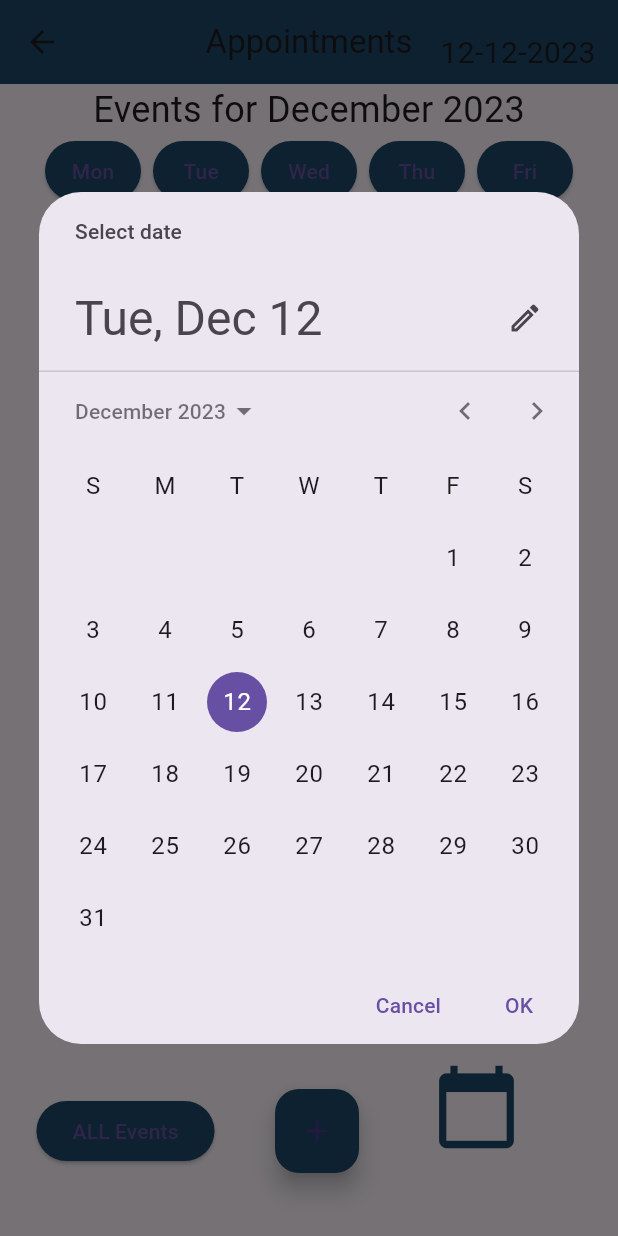
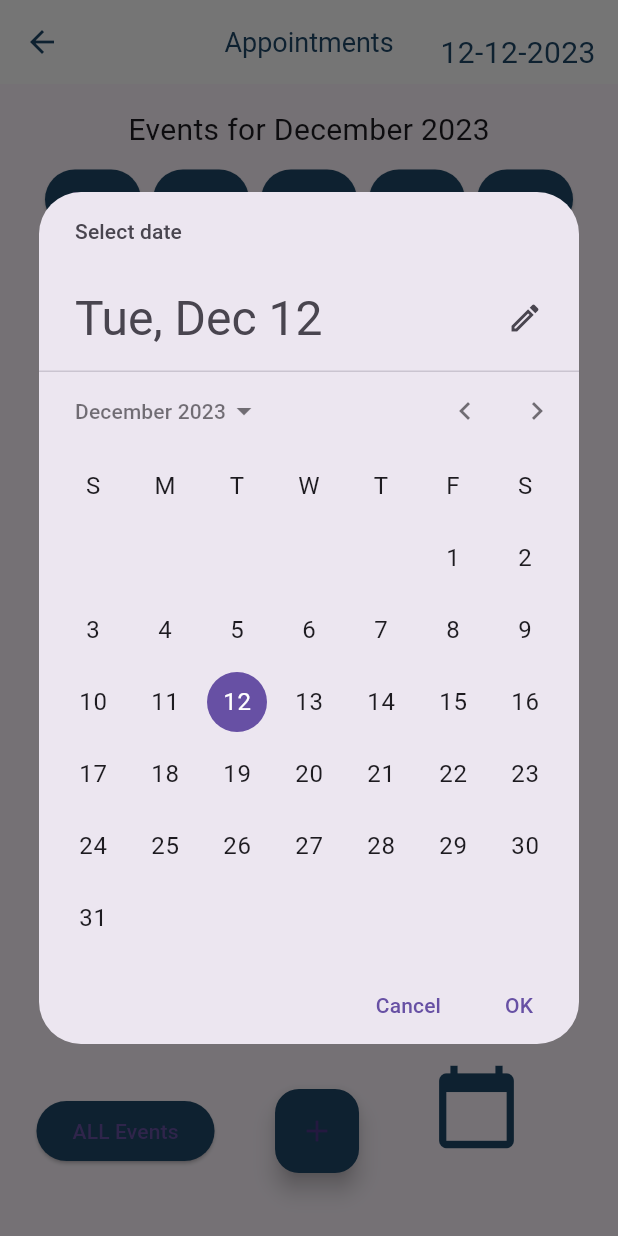
Before and after one commit to frankynava22/easypeasypal, a Flutter app: the AppointmentsPage screen opened directly, after a tap on the "calendar today" icon, on a phone screen of 412 x 824 dp. Run offline on Flutter 3.47's test engine with Material 3 defaults, Android fonts, the phone set to English and light mode, and no system bars; our stand-ins replace animated_text_kit, cloud_firestore, firebase_auth, firebase_core, firebase_messaging, flutter_local_notifications and 2 more; accounts and stored records are empty.

Commit message:
Updated appointments visuals

```diff
--- a/lib/screens/appointments.dart
+++ b/lib/screens/appointments.dart
@@ -1,7 +1,8 @@
 import 'package:firebase_auth/firebase_auth.dart';
 import 'package:flutter/material.dart';
 import 'package:intl/intl.dart';
-import 'package:cloud_firestore/cloud_firestore.dart'; // Import Firestore
+import 'package:cloud_firestore/cloud_firestore.dart';
+import 'package:animations/animations.dart'; // Import the animations package
 
 void main() => runApp(MyApp());
 
@@ -25,53 +26,56 @@ class _AppointmentsPageState extends State<AppointmentsPage> {
   TextEditingController _eventTitleController = TextEditingController();
   bool _isWeekView = true;
   DateTime _selectedDate = DateTime.now();
-    final _firestore = FirebaseFirestore.instance; // Initialize Firestore
+  final _firestore = FirebaseFirestore.instance;
   final _auth = FirebaseAuth.instance;
   List<Map<String, dynamic>> _events = [];
   List<Map<String, dynamic>> _allEvents = [];
   List<Map<String, dynamic>> _filteredEvents = [];
-
+  double _opacity = 0.0;
 
   @override
   void initState() {
     super.initState();
     _loadUserEvents();
+    _animateIn();
   }
 
-// x=x=x=x=x=x=x=x=x=x=x=x=x=x=x=x=x=x=x=x=x=x=x=x=x=x=x=x=x=x=x=x=x=x=x=x=x=x=x=x=x=x=x=x=x=x=x=x=x=x=x=x=x=x=x=x=x=x=x=x=>>
-// x=x=x=x=x=x=x=x=x=x=x=x=x=x=x=x=x=x=x=x=x=x=   W I D G E T S   =x=x=x=x=x=x=x=x=x=x=x=x=x=x=x=x=x=x=x=x=x=x=x=x=x=x=x=x=>>
-// x=x=x=x=x=x=x=x=x=x=x=x=x=x=x=x=x=x=x=x=x=x=x=x=x=x=x=x=x=x=x=x=x=x=x=x=x=x=x=x=x=x=x=x=x=x=x=x=x=x=x=x=x=x=x=x=x=x=x=x=>>
+  void _animateIn() {
+    Future.delayed(Duration(milliseconds: 100), () {
+      setState(() {
+        _opacity = 1.0;
+      });
+    });
+  }
 
   @override
   Widget build(BuildContext context) {
     return Scaffold(
       appBar: AppBar(
-          title: Text('Appointments'),
+        title: Text(
+          'Appointments',
+          style: TextStyle(color: const Color.fromARGB(255, 30, 71, 104), fontSize: 18),
+        ),
         centerTitle: true,
-          backgroundColor: const Color.fromARGB(255, 30, 71, 104), // Center the title in the middle of the AppBar
+        backgroundColor: Colors.white,
+        iconTheme: IconThemeData(color: const Color.fromARGB(255, 30, 71, 104)),
         actions: [
           Padding(
-              padding: const EdgeInsets.only(top: 15, right: 15), // Add padding on top
+            padding: const EdgeInsets.only(top: 15, right: 15),
             child: Text(
-                DateFormat('MM-dd-yyyy').format(_selectedDate),
-                style: TextStyle(
-                  fontSize: 20.0, // Set the font size to a larger value
-                ),
+              DateFormat('dd-MM-yyyy').format(_selectedDate),
+              style: TextStyle(fontSize: 20.0, color: const Color.fromARGB(255, 30, 71, 104)),
             ),
           ),
         ],
-        )
-        ,
-
-        body:  _loadUserEventsWidget(),
-
+      ),
+      body: _loadUserEventsWidget(),
       floatingActionButton: Column(
         mainAxisAlignment: MainAxisAlignment.end,
         children: [
           Row(
             mainAxisAlignment: MainAxisAlignment.spaceEvenly,
             children: [
-
               ElevatedButton(
                 onPressed: () {
                   setState(() {
@@ -79,26 +83,32 @@ class _AppointmentsPageState extends State<AppointmentsPage> {
                   });
                   _loadUserEvents(); // Reload events when switching to the Events view
                 },
-                  child: Text('ALL Events',),
+                child: Text('ALL Events'),
                 style: ButtonStyle(
-                    backgroundColor: MaterialStateProperty.all(const Color.fromARGB(255, 30, 71, 104)), // Set the background color of the button to blue
+                  backgroundColor: MaterialStateProperty.all(const Color.fromARGB(255, 30, 71, 104)),
+                  shape: MaterialStateProperty.all<RoundedRectangleBorder>(
+                    RoundedRectangleBorder(
+                      borderRadius: BorderRadius.circular(20.0),
+                    ),
+                  ),
                 ),
               ),
               FloatingActionButton(
-                  onPressed: () async{
+                onPressed: () async {
                   _showEventSetupDialog(context);
                 },
                 child: Icon(Icons.add),
                 backgroundColor: const Color.fromARGB(255, 30, 71, 104),
-
               ),
               Padding(
-                  padding: EdgeInsets.only(bottom: 32.0), // Add padding under the calendar button
+                padding: EdgeInsets.only(bottom: 32.0),
                 child: IconButton(
-                      icon: Icon( Icons.calendar_today,
-                                  color: const Color.fromARGB(255, 30, 71, 104), size: 60.0,
-                      ),// Set the icon color
-                      onPressed: () => _selectDate(context), // Open DatePicker dialog
+                  icon: Icon(
+                    Icons.calendar_today,
+                    color: const Color.fromARGB(255, 30, 71, 104),
+                    size: 60.0,
+                  ),
+                  onPressed: () => _selectDate(context),
                   tooltip: 'Select Date',
                 ),
               ),
@@ -109,19 +119,28 @@ class _AppointmentsPageState extends State<AppointmentsPage> {
     );
   }
 
-// x=x=x=x=x=x=x=x=x=x=x=x=x=x=x=x=x=x=x=x=x=x=x=x=x=x=x=x=x=x=x=x=x=x=x=x=x=x=x=x=x=x=x=x=x=x=x=x=x=x=x=x=x=x=x=x=x=x=x=x=>>
-
   Widget _loadUserEventsWidget() {
-    return Column(
+    return AnimatedOpacity(
+      opacity: _opacity,
+      duration: Duration(milliseconds: 500),
+      curve: Curves.easeInOut,
+      child: Column(
         children: [
-        Text('Events for ${DateFormat('MMMM yyyy').format(_selectedDate)}',
-              style: TextStyle(fontSize: 24.0,), // Set the font size to a larger value
+          Padding(
+            padding: EdgeInsets.only(top: 16.0, bottom: 8.0),
+            child: Text(
+              'Events for ${DateFormat('MMMM yyyy').format(_selectedDate)}',
+              style: TextStyle(
+                fontSize: 20.0,
               ),
-        Wrap(
+            ),
+          ),
+          Padding(
+            padding: EdgeInsets.only(bottom: 8.0),
+            child: Wrap(
               alignment: WrapAlignment.center,
               spacing: 8.0,
               children: [
-            // Create buttons to filter events by day of the week
                 _buildDayFilterButton('Mon', DateTime.monday),
                 _buildDayFilterButton('Tue', DateTime.tuesday),
                 _buildDayFilterButton('Wed', DateTime.wednesday),
@@ -131,14 +150,18 @@ class _AppointmentsPageState extends State<AppointmentsPage> {
                 _buildDayFilterButton('Sun', DateTime.sunday),
               ],
             ),
+          ),
           Expanded(
+            child: Padding(
+              padding: EdgeInsets.only(top: 8.0),
               child: _events.isNotEmpty
                   ? ListView.builder(
                       itemCount: _events.length,
                       itemBuilder: (context, index) {
                         final event = _events[index];
                         final eventTitle = event['title'] ?? '';
-  final eventDate = DateFormat('MM-dd-yyyy').format(event['date'].toDate());
+                        final eventDate =
+                            DateFormat('MM-dd-yyyy').format(event['date'].toDate());
 
                         return Dismissible(
                           key: Key(eventTitle),
@@ -168,6 +191,10 @@ class _AppointmentsPageState extends State<AppointmentsPage> {
                             ),
                           ),
                           child: Card(
+                            color: Color.fromARGB(255, 234, 242, 250),
+                            shape: RoundedRectangleBorder(
+                              borderRadius: BorderRadius.circular(20.0),
+                            ),
                             child: ListTile(
                               title: Text(eventTitle),
                               subtitle: Text(eventDate),
@@ -176,14 +203,16 @@ class _AppointmentsPageState extends State<AppointmentsPage> {
                                 children: [
                                   IconButton(
                                     icon: Icon(Icons.edit),
+                                    color: const Color.fromARGB(255, 30, 71, 104),
                                     onPressed: () {
-                _editEvent(event); // Call a function to edit the event
+                                      _editEvent(event);
                                     },
                                   ),
                                   IconButton(
                                     icon: Icon(Icons.delete),
+                                    color: const Color.fromARGB(255, 30, 71, 104),
                                     onPressed: () {
-                _deleteEvent(eventTitle); // Call a function to delete the event
+                                      _deleteEvent(eventTitle);
                                     },
                                   ),
                                 ],
@@ -192,24 +221,22 @@ class _AppointmentsPageState extends State<AppointmentsPage> {
                           ),
                         );
                       },
-
                     )
-
                   : Center(
                       child: Text(
-                    'No events found',  // Display message when no events found
+                        'No events found',
                         style: TextStyle(
-                      color: const Color.fromARGB(255, 30, 71, 104), // Change the text color to blue
+                          color: const Color.fromARGB(255, 30, 71, 104),
                           fontSize: 20,
                         ),
                       ),
                     ),
             ),
+          ),
         ],
+      ),
     );
   }
-
-// x=x=x=x=x=x=x=x=x=x=x=x=x=x=x=x=x=x=x=x=x=x=x=x=x=x=x=x=x=x=x=x=x=x=x=x=x=x=x=x=x=x=x=x=x=x=x=x=x=x=x=x=x=x=x=x=x=x=x=x=>>
 
   Widget _buildDayFilterButton(String day, int dayOfWeek) {
     return ElevatedButton(
@@ -218,11 +245,15 @@ class _AppointmentsPageState extends State<AppointmentsPage> {
       },
       child: Text(day),
       style: ElevatedButton.styleFrom(
-      primary: Color.fromARGB(255, 30, 71, 104),
+        backgroundColor: Color.fromARGB(255, 30, 71, 104),
         padding: EdgeInsets.symmetric(horizontal: 10),
+        shape: RoundedRectangleBorder(
+          borderRadius: BorderRadius.circular(20.0),
+        ),
       ),
     );
   }
+
 
 
 // x=x=x=x=x=x=x=x=x=x=x=x=x=x=x=x=x=x=x=x=x=x=x=x=x=x=x=x=x=x=x=x=x=x=x=x=x=x=x=x=x=x=x=x=x=x=x=x=x=x=x=x=x=x=x=x=x=x=x=x=>>
```
Lines whose indentation alone changed are shown as unchanged.
